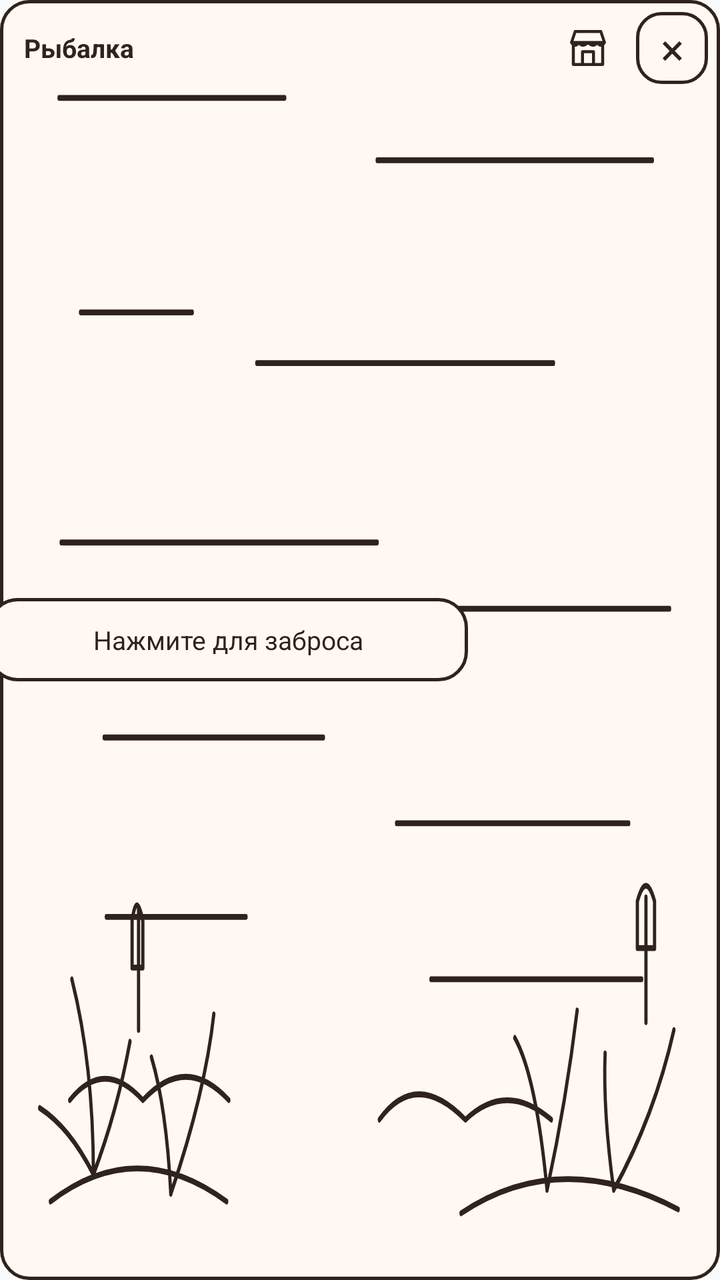
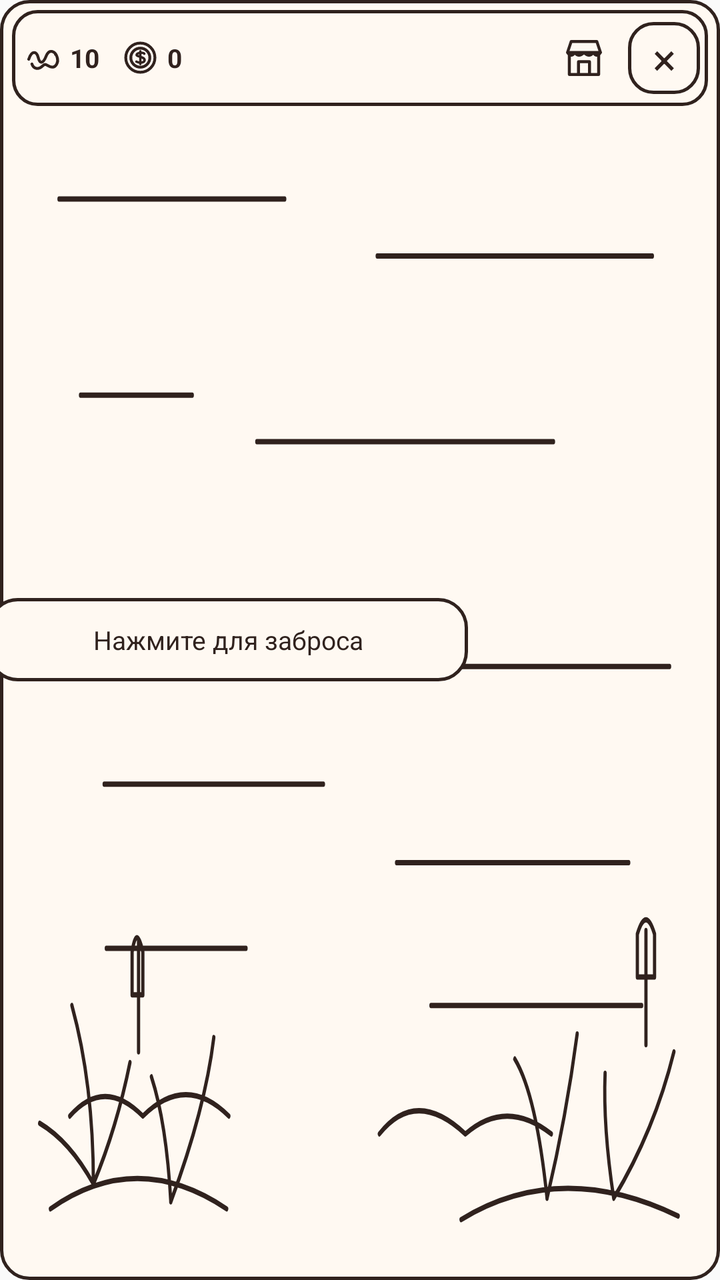

The first picture is an Android layout as it rendered before a commit; the second is the same layout after the commit. The layout source and the unified diff follow.
<!-- AndroidManifest.xml: application theme android:Theme.Material.Light.NoActionBar -->
<!-- res/layout/view_chteico_fishing.xml -->
<?xml version="1.0" encoding="utf-8"?>
<FrameLayout xmlns:android="http://schemas.android.com/apk/res/android"
 android:id="@+id/fishing_root" android:layout_width="match_parent" android:layout_height="match_parent"
 android:background="@drawable/bg_fishing_stage" android:clipChildren="false" android:clipToPadding="false">
 <ImageView android:id="@+id/fishing_pond" android:layout_width="match_parent" android:layout_height="match_parent"
  android:layout_margin="8dp" android:scaleType="fitXY" android:src="@drawable/ic_fishing_pond" android:contentDescription="Контурный водоём"/>
 <TextView android:id="@+id/fishing_hud" android:layout_width="wrap_content" android:layout_height="36dp"
  android:layout_gravity="top|left" android:layout_marginLeft="12dp" android:layout_marginTop="6dp"
  android:gravity="center_vertical" android:textSize="13sp" android:textStyle="bold" android:textColor="#30221E" android:text="Рыбалка"/>
 <ImageView android:id="@+id/fishing_shop" android:layout_width="36dp" android:layout_height="36dp"
  android:layout_gravity="top|right" android:layout_marginRight="48dp" android:layout_marginTop="6dp"
  android:padding="7dp" android:src="@drawable/ic_fishing_shop" android:contentDescription="Магазин рыбалки"/>
 <TextView android:id="@+id/fishing_close" android:layout_width="36dp" android:layout_height="36dp"
  android:layout_gravity="top|right" android:layout_marginTop="6dp" android:layout_marginRight="6dp"
  android:gravity="center" android:background="@drawable/bg_fishing_outline"
  android:text="×" android:textColor="#30221E" android:textSize="22sp" android:contentDescription="Закрыть рыбалку"/>
 
 <FrameLayout android:id="@+id/fishing_cast_meter" android:layout_width="34dp" android:layout_height="220dp"
  android:layout_gravity="top|right" android:layout_marginTop="67dp" android:layout_marginRight="14dp"
  android:background="@drawable/bg_fishing_track" android:visibility="gone">
   <ImageView android:id="@+id/fishing_cast_optimum" android:layout_width="match_parent" android:layout_height="24dp"
    android:src="@drawable/bg_fishing_accent" android:contentDescription="Удвоенная зона идеального заброса 80 процентов"/>
   <ImageView android:id="@+id/fishing_cast_indicator" android:layout_width="match_parent" android:layout_height="5dp"
    android:src="@drawable/bg_fishing_marker" android:contentDescription="Бегущий индикатор заброса"/>
 </FrameLayout>
 <TextView android:id="@+id/fishing_cast_feedback" android:layout_width="wrap_content" android:layout_height="wrap_content"
  android:layout_gravity="center_horizontal|top" android:layout_marginTop="80dp"
  android:textSize="20sp" android:textStyle="bold" android:visibility="gone" android:text="Супер!"/>
 <ImageView android:id="@+id/fishing_bobber" android:layout_width="36dp" android:layout_height="48dp"
  android:src="@drawable/ic_fishing_bobber" android:contentDescription="Поплавок" android:visibility="gone"/>
 <ImageView android:id="@+id/fishing_wave_1" android:layout_width="72dp" android:layout_height="72dp"
  android:src="@drawable/ic_fishing_ripple" android:visibility="gone" android:contentDescription="Контурные волны"/>
 <ImageView android:id="@+id/fishing_wave_2" android:layout_width="72dp" android:layout_height="72dp"
  android:src="@drawable/ic_fishing_ripple" android:visibility="gone"/>
 <ImageView android:id="@+id/fishing_bite_ring" android:layout_width="76dp" android:layout_height="76dp"
  android:visibility="gone" android:contentDescription="Убывающий круг времени поклёвки"/>
 <TextView android:id="@+id/fishing_bite_message" android:layout_width="match_parent" android:layout_height="wrap_content"
  android:layout_gravity="top|center_horizontal" android:layout_marginTop="57dp"
  android:gravity="center" android:textSize="17sp" android:textStyle="bold" android:text="Рыба клюнула!"
  android:visibility="gone"/>
 
 <FrameLayout android:id="@+id/fishing_catch_panel" android:layout_width="120dp" android:layout_height="match_parent"
  android:layout_gravity="right|center_vertical" android:layout_marginRight="6dp"
  android:background="@drawable/bg_fishing_stage" android:visibility="gone">
   <FrameLayout android:id="@+id/fishing_track" android:layout_width="76dp" android:layout_height="match_parent"
    android:layout_gravity="right|center_vertical" android:layout_marginTop="10dp" android:layout_marginBottom="26dp"
    android:layout_marginRight="12dp" android:background="@drawable/bg_fishing_track" android:clipChildren="false">
    <ImageView android:id="@+id/fishing_zone" android:layout_width="match_parent" android:layout_height="72dp"
     android:src="@drawable/bg_fishing_accent" android:contentDescription="Акцентная зона поимки"/>
    <ImageView android:id="@+id/fishing_fish" android:layout_width="42dp" android:layout_height="48dp"
     android:layout_gravity="left|top" android:layout_marginLeft="17dp"
     android:src="@drawable/ic_fishing_catch_silhouette" android:contentDescription="Тёмный силуэт улова"/>
    
    <ImageView android:id="@+id/fishing_catch_shimmer" android:layout_width="62dp" android:layout_height="62dp"
     android:src="@drawable/ic_fishing_sparkles" android:visibility="gone"
     android:contentDescription="Мерцающий шлейф"/>
    <ImageView android:id="@+id/fishing_catch_shimmer_trail" android:layout_width="62dp" android:layout_height="62dp"
     android:src="@drawable/ic_fishing_sparkles" android:visibility="gone"/>
   </FrameLayout>
   <ProgressBar android:id="@+id/fishing_catch_progress" style="?android:attr/progressBarStyleHorizontal"
    android:layout_width="match_parent" android:layout_height="9dp" android:layout_gravity="bottom"
    android:layout_marginLeft="16dp" android:layout_marginRight="16dp" android:layout_marginBottom="11dp"
    android:progressDrawable="@drawable/bg_fishing_progress" android:max="100" android:progress="0" android:visibility="gone"/>
 </FrameLayout>
 <LinearLayout android:id="@+id/fishing_result_panel" android:orientation="vertical"
  android:layout_width="match_parent" android:layout_height="match_parent"
  android:layout_gravity="center" android:layout_marginLeft="0dp" android:layout_marginRight="0dp"
  android:gravity="center" android:padding="14dp" android:background="@drawable/bg_fishing_stage"
  android:visibility="gone">
  <TextView android:id="@+id/fishing_result_title" android:layout_width="wrap_content" android:layout_height="wrap_content"
   android:text="Рыба поймана!" android:textStyle="bold" android:textSize="19sp" android:textColor="#30221E"/>
  <FrameLayout android:layout_width="match_parent" android:layout_height="136dp">
   <ImageView android:id="@+id/fishing_result_fish" android:layout_width="120dp" android:layout_height="76dp"
    android:layout_gravity="center" android:scaleType="fitCenter" android:src="@drawable/ic_fishing_fish_rare"
    android:contentDescription="Горизонтальная рыба, размер по массе"/>
   <ImageView android:id="@+id/fishing_result_shimmer" android:layout_width="160dp" android:layout_height="125dp"
    android:layout_gravity="center" android:src="@drawable/ic_fishing_sparkles"
    android:visibility="gone" android:contentDescription="Мерцающие блёстки вокруг улова"/>
   <ImageView android:id="@+id/fishing_result_shimmer_trail" android:layout_width="160dp" android:layout_height="125dp"
    android:layout_gravity="center" android:src="@drawable/ic_fishing_sparkles" android:visibility="gone"/>
  </FrameLayout>
  <TextView android:id="@+id/fishing_result_rarity" android:layout_width="wrap_content" android:layout_height="wrap_content"
   android:text="Редкая" android:textStyle="bold" android:textSize="17sp"/>
  <TextView android:id="@+id/fishing_result_mass" android:layout_width="wrap_content" android:layout_height="wrap_content"
   android:layout_marginTop="5dp" android:text="Масса" android:textSize="16sp" android:textColor="#30221E"/>
  <TextView android:id="@+id/fishing_result_rewards" android:layout_width="wrap_content" android:layout_height="wrap_content"
   android:layout_marginTop="5dp" android:text="XP · золото" android:textSize="15sp" android:textStyle="bold" android:textColor="#30221E"/>
  <TextView android:id="@+id/fishing_result_continue" android:layout_width="match_parent" android:layout_height="48dp"
   android:layout_marginTop="16dp" android:layout_marginLeft="30dp" android:layout_marginRight="30dp"
   android:gravity="center" android:clickable="true" android:focusable="true"
   android:background="@drawable/bg_fishing_outline" android:text="Продолжить"
   android:textColor="#30221E" android:textStyle="bold" android:textSize="16sp"/>
 </LinearLayout>
 
 <TextView android:id="@+id/fishing_status" android:layout_width="240dp" android:layout_height="wrap_content"
  android:layout_gravity="center" android:layout_marginRight="66dp" android:padding="12dp"
  android:gravity="center" android:maxLines="4" android:background="@drawable/bg_fishing_stage"
  android:text="Нажмите для заброса" android:textSize="13sp" android:textColor="#30221E"/>
</FrameLayout>
<!-- resources referenced by this layout -->
<resources>
  <!-- drawable bg_fishing_accent (drawable) -->
  <?xml version="1.0" encoding="utf-8"?>
  <shape xmlns:android="http://schemas.android.com/apk/res/android" android:shape="rectangle">
   <solid android:color="#16A34A"/><corners android:radius="5dp"/>
  </shape>
  <!-- drawable bg_fishing_marker (drawable) -->
  <?xml version="1.0" encoding="utf-8"?>
  <shape xmlns:android="http://schemas.android.com/apk/res/android" android:shape="rectangle">
   <solid android:color="#16A34A"/><corners android:radius="2dp"/>
  </shape>
  <!-- drawable bg_fishing_outline (drawable) -->
  <?xml version="1.0" encoding="utf-8"?>
  <shape xmlns:android="http://schemas.android.com/apk/res/android" android:shape="rectangle">
   <solid android:color="@android:color/transparent"/><stroke android:width="1.5dp" android:color="#30221E"/><corners android:radius="12dp"/>
  </shape>
  <!-- drawable bg_fishing_progress (drawable) -->
  <?xml version="1.0" encoding="utf-8"?>
  <layer-list xmlns:android="http://schemas.android.com/apk/res/android">
   <item><shape><solid android:color="#18000000"/><corners android:radius="6dp"/></shape></item>
   <item android:id="@android:id/progress"><clip><shape><solid android:color="#16A34A"/><corners android:radius="6dp"/></shape></clip></item>
  </layer-list>
  <!-- drawable bg_fishing_stage (drawable) -->
  <?xml version="1.0" encoding="utf-8"?>
  <shape xmlns:android="http://schemas.android.com/apk/res/android" android:shape="rectangle">
   <solid android:color="#FFF9F2"/><stroke android:width="1.5dp" android:color="#30221E"/>
   <corners android:radius="14dp"/>
  </shape>
  <!-- drawable bg_fishing_track (drawable) -->
  <?xml version="1.0" encoding="utf-8"?>
  <shape xmlns:android="http://schemas.android.com/apk/res/android" android:shape="rectangle">
   <solid android:color="#22FFFFFF"/><stroke android:width="1.5dp" android:color="#30221E"/><corners android:radius="10dp"/>
  </shape>
  <!-- drawable ic_fishing_ripple (drawable) -->
  <?xml version="1.0" encoding="utf-8"?>
  <vector xmlns:android="http://schemas.android.com/apk/res/android"
   android:width="72dp" android:height="72dp" android:viewportWidth="72" android:viewportHeight="72">
   <path android:fillColor="@android:color/transparent" android:strokeColor="#30221E" android:strokeWidth="1.4"
    android:pathData="M36,23 A13,13 0,1 1,35.99 23 M36,12 A24,24 0,1 1,35.99 12"/>
  </vector>
  <!-- drawable ic_fishing_shop (drawable) -->
  <?xml version="1.0" encoding="utf-8"?>
  <vector xmlns:android="http://schemas.android.com/apk/res/android" android:width="24dp" android:height="24dp"
   android:viewportWidth="24" android:viewportHeight="24">
   <path android:fillColor="@android:color/transparent" android:strokeColor="#30221E" android:strokeWidth="1.6"
    android:strokeLineJoin="round" android:strokeLineCap="round"
    android:pathData="M4,9 L4,21 L20,21 L20,9 M3,9 L5,3 L19,3 L21,9 Z M3,9 Q5,12 7,9 Q9,12 12,9 Q15,12 17,9 Q19,12 21,9 M9,21 L9,14 L15,14 L15,21"/>
  </vector>
  <!-- unchanged entries left out for length: 5 -->
</resources>

<!-- the commit's change to res/layout/view_chteico_fishing.xml (unified diff, before → after) -->
@@ -2,29 +2,43 @@
 <FrameLayout xmlns:android="http://schemas.android.com/apk/res/android"
  android:id="@+id/fishing_root" android:layout_width="match_parent" android:layout_height="match_parent"
  android:background="@drawable/bg_fishing_stage" android:clipChildren="false" android:clipToPadding="false">
+ 
  <ImageView android:id="@+id/fishing_pond" android:layout_width="match_parent" android:layout_height="match_parent"
-  android:layout_margin="8dp" android:scaleType="fitXY" android:src="@drawable/ic_fishing_pond" android:contentDescription="Контурный водоём"/>
- <TextView android:id="@+id/fishing_hud" android:layout_width="wrap_content" android:layout_height="36dp"
-  android:layout_gravity="top|left" android:layout_marginLeft="12dp" android:layout_marginTop="6dp"
-  android:gravity="center_vertical" android:textSize="13sp" android:textStyle="bold" android:textColor="#30221E" android:text="Рыбалка"/>
- <ImageView android:id="@+id/fishing_shop" android:layout_width="36dp" android:layout_height="36dp"
-  android:layout_gravity="top|right" android:layout_marginRight="48dp" android:layout_marginTop="6dp"
-  android:padding="7dp" android:src="@drawable/ic_fishing_shop" android:contentDescription="Магазин рыбалки"/>
- <TextView android:id="@+id/fishing_close" android:layout_width="36dp" android:layout_height="36dp"
-  android:layout_gravity="top|right" android:layout_marginTop="6dp" android:layout_marginRight="6dp"
-  android:gravity="center" android:background="@drawable/bg_fishing_outline"
-  android:text="×" android:textColor="#30221E" android:textSize="22sp" android:contentDescription="Закрыть рыбалку"/>
+  android:layout_marginLeft="8dp" android:layout_marginRight="8dp" android:layout_marginTop="62dp" android:layout_marginBottom="7dp"
+  android:scaleType="fitXY" android:src="@drawable/ic_fishing_pond" android:contentDescription="Контурный водоём"/>
+ <LinearLayout android:id="@+id/fishing_toolbar" android:layout_width="match_parent" android:layout_height="48dp"
+  android:layout_gravity="top" android:layout_marginLeft="6dp" android:layout_marginRight="6dp"
+  android:layout_marginTop="5dp" android:gravity="center_vertical" android:paddingLeft="6dp" android:paddingRight="4dp"
+  android:orientation="horizontal" android:background="@drawable/bg_fishing_outline">
+  <ImageView android:id="@+id/fishing_bait_icon" android:layout_width="19dp" android:layout_height="19dp"
+   android:src="@drawable/ic_fishing_bait_counter" android:contentDescription="Наживки"/>
+  <TextView android:id="@+id/fishing_hud" android:layout_width="wrap_content" android:layout_height="match_parent"
+   android:layout_marginLeft="4dp" android:gravity="center_vertical" android:textSize="13sp" android:textStyle="bold"
+   android:textColor="#30221E" android:text="10" android:contentDescription="Количество наживок"/>
+  <ImageView android:id="@+id/fishing_gold_icon" android:layout_width="19dp" android:layout_height="19dp"
+   android:layout_marginLeft="11dp" android:src="@drawable/ic_fishing_gold_counter" android:contentDescription="Золото"/>
+  <TextView android:id="@+id/fishing_gold_count" android:layout_width="wrap_content" android:layout_height="match_parent"
+   android:layout_marginLeft="4dp" android:gravity="center_vertical" android:textSize="13sp" android:textStyle="bold"
+   android:textColor="#30221E" android:text="0" android:contentDescription="Количество золота"/>
+  <View android:layout_width="0dp" android:layout_height="1dp" android:layout_weight="1"/>
+  <ImageView android:id="@+id/fishing_shop" android:layout_width="36dp" android:layout_height="36dp"
+   android:layout_marginRight="4dp" android:padding="7dp" android:src="@drawable/ic_fishing_shop"
+   android:contentDescription="Магазин рыбалки"/>
+  <TextView android:id="@+id/fishing_close" android:layout_width="36dp" android:layout_height="36dp"
+   android:gravity="center" android:background="@drawable/bg_fishing_outline"
+   android:text="×" android:textColor="#30221E" android:textSize="22sp" android:contentDescription="Закрыть рыбалку"/>
+ </LinearLayout>
  
  <FrameLayout android:id="@+id/fishing_cast_meter" android:layout_width="34dp" android:layout_height="220dp"
-  android:layout_gravity="top|right" android:layout_marginTop="67dp" android:layout_marginRight="14dp"
+  android:layout_gravity="top|right" android:layout_marginTop="77dp" android:layout_marginRight="14dp"
   android:background="@drawable/bg_fishing_track" android:visibility="gone">
-   <ImageView android:id="@+id/fishing_cast_optimum" android:layout_width="match_parent" android:layout_height="24dp"
-    android:src="@drawable/bg_fishing_accent" android:contentDescription="Удвоенная зона идеального заброса 80 процентов"/>
-   <ImageView android:id="@+id/fishing_cast_indicator" android:layout_width="match_parent" android:layout_height="5dp"
-    android:src="@drawable/bg_fishing_marker" android:contentDescription="Бегущий индикатор заброса"/>
+  <ImageView android:id="@+id/fishing_cast_optimum" android:layout_width="match_parent" android:layout_height="24dp"
+   android:src="@drawable/bg_fishing_accent" android:contentDescription="Зона идеального заброса 80 процентов"/>
+  <ImageView android:id="@+id/fishing_cast_indicator" android:layout_width="match_parent" android:layout_height="5dp"
+   android:src="@drawable/bg_fishing_marker" android:contentDescription="Бегущий индикатор заброса"/>
  </FrameLayout>
  <TextView android:id="@+id/fishing_cast_feedback" android:layout_width="wrap_content" android:layout_height="wrap_content"
-  android:layout_gravity="center_horizontal|top" android:layout_marginTop="80dp"
+  android:layout_gravity="center_horizontal|top" android:layout_marginTop="86dp"
   android:textSize="20sp" android:textStyle="bold" android:visibility="gone" android:text="Супер!"/>
  <ImageView android:id="@+id/fishing_bobber" android:layout_width="36dp" android:layout_height="48dp"
   android:src="@drawable/ic_fishing_bobber" android:contentDescription="Поплавок" android:visibility="gone"/>
@@ -35,38 +49,42 @@
  <ImageView android:id="@+id/fishing_bite_ring" android:layout_width="76dp" android:layout_height="76dp"
   android:visibility="gone" android:contentDescription="Убывающий круг времени поклёвки"/>
  <TextView android:id="@+id/fishing_bite_message" android:layout_width="match_parent" android:layout_height="wrap_content"
-  android:layout_gravity="top|center_horizontal" android:layout_marginTop="57dp"
+  android:layout_gravity="top|center_horizontal" android:layout_marginTop="71dp"
   android:gravity="center" android:textSize="17sp" android:textStyle="bold" android:text="Рыба клюнула!"
   android:visibility="gone"/>
  
  <FrameLayout android:id="@+id/fishing_catch_panel" android:layout_width="120dp" android:layout_height="match_parent"
-  android:layout_gravity="right|center_vertical" android:layout_marginRight="6dp"
-  android:background="@drawable/bg_fishing_stage" android:visibility="gone">
-   <FrameLayout android:id="@+id/fishing_track" android:layout_width="76dp" android:layout_height="match_parent"
-    android:layout_gravity="right|center_vertical" android:layout_marginTop="10dp" android:layout_marginBottom="26dp"
-    android:layout_marginRight="12dp" android:background="@drawable/bg_fishing_track" android:clipChildren="false">
-    <ImageView android:id="@+id/fishing_zone" android:layout_width="match_parent" android:layout_height="72dp"
-     android:src="@drawable/bg_fishing_accent" android:contentDescription="Акцентная зона поимки"/>
-    <ImageView android:id="@+id/fishing_fish" android:layout_width="42dp" android:layout_height="48dp"
-     android:layout_gravity="left|top" android:layout_marginLeft="17dp"
-     android:src="@drawable/ic_fishing_catch_silhouette" android:contentDescription="Тёмный силуэт улова"/>
-    
-    <ImageView android:id="@+id/fishing_catch_shimmer" android:layout_width="62dp" android:layout_height="62dp"
-     android:src="@drawable/ic_fishing_sparkles" android:visibility="gone"
-     android:contentDescription="Мерцающий шлейф"/>
-    <ImageView android:id="@+id/fishing_catch_shimmer_trail" android:layout_width="62dp" android:layout_height="62dp"
-     android:src="@drawable/ic_fishing_sparkles" android:visibility="gone"/>
-   </FrameLayout>
-   <ProgressBar android:id="@+id/fishing_catch_progress" style="?android:attr/progressBarStyleHorizontal"
-    android:layout_width="match_parent" android:layout_height="9dp" android:layout_gravity="bottom"
-    android:layout_marginLeft="16dp" android:layout_marginRight="16dp" android:layout_marginBottom="11dp"
-    android:progressDrawable="@drawable/bg_fishing_progress" android:max="100" android:progress="0" android:visibility="gone"/>
+  android:layout_gravity="right|center_vertical" android:layout_marginTop="62dp" android:layout_marginBottom="7dp"
+  android:layout_marginRight="6dp" android:background="@drawable/bg_fishing_stage" android:visibility="gone">
+  <TextView android:id="@+id/fishing_catch_header" android:layout_width="match_parent" android:layout_height="44dp"
+   android:layout_gravity="top" android:gravity="center" android:text="Вываживание"
+   android:textSize="12sp" android:textStyle="bold" android:textColor="#30221E"/>
+  
+  <FrameLayout android:id="@+id/fishing_catch_progress" android:layout_width="13dp" android:layout_height="match_parent"
+   android:layout_gravity="left|center_vertical" android:layout_marginTop="54dp" android:layout_marginBottom="16dp"
+   android:layout_marginLeft="10dp" android:padding="2dp" android:background="@drawable/bg_fishing_track"
+   android:contentDescription="Вертикальный прогресс поимки">
+   <View android:id="@+id/fishing_catch_progress_fill" android:layout_width="match_parent" android:layout_height="0dp"
+    android:layout_gravity="bottom" android:background="@drawable/bg_fishing_accent"/>
+  </FrameLayout>
+  <FrameLayout android:id="@+id/fishing_track" android:layout_width="76dp" android:layout_height="match_parent"
+   android:layout_gravity="right|center_vertical" android:layout_marginTop="54dp" android:layout_marginBottom="16dp"
+   android:layout_marginRight="7dp" android:background="@drawable/bg_fishing_track" android:clipChildren="false">
+   <ImageView android:id="@+id/fishing_zone" android:layout_width="match_parent" android:layout_height="72dp"
+    android:src="@drawable/bg_fishing_accent" android:contentDescription="Акцентная зона поимки"/>
+   <ImageView android:id="@+id/fishing_fish" android:layout_width="42dp" android:layout_height="48dp"
+    android:layout_gravity="left|top" android:layout_marginLeft="17dp"
+    android:src="@drawable/ic_fishing_catch_silhouette" android:contentDescription="Тёмный силуэт улова"/>
+   <ImageView android:id="@+id/fishing_catch_shimmer" android:layout_width="62dp" android:layout_height="62dp"
+    android:src="@drawable/ic_fishing_sparkles" android:visibility="gone" android:contentDescription="Мерцающий шлейф"/>
+   <ImageView android:id="@+id/fishing_catch_shimmer_trail" android:layout_width="62dp" android:layout_height="62dp"
+    android:src="@drawable/ic_fishing_sparkles" android:visibility="gone"/>
+  </FrameLayout>
  </FrameLayout>
  <LinearLayout android:id="@+id/fishing_result_panel" android:orientation="vertical"
   android:layout_width="match_parent" android:layout_height="match_parent"
-  android:layout_gravity="center" android:layout_marginLeft="0dp" android:layout_marginRight="0dp"
-  android:gravity="center" android:padding="14dp" android:background="@drawable/bg_fishing_stage"
-  android:visibility="gone">
+  android:layout_gravity="center" android:gravity="center" android:padding="14dp"
+  android:background="@drawable/bg_fishing_stage" android:visibility="gone">
   <TextView android:id="@+id/fishing_result_title" android:layout_width="wrap_content" android:layout_height="wrap_content"
    android:text="Рыба поймана!" android:textStyle="bold" android:textSize="19sp" android:textColor="#30221E"/>
   <FrameLayout android:layout_width="match_parent" android:layout_height="136dp">
@@ -91,7 +109,6 @@
    android:background="@drawable/bg_fishing_outline" android:text="Продолжить"
    android:textColor="#30221E" android:textStyle="bold" android:textSize="16sp"/>
  </LinearLayout>
- 
  <TextView android:id="@+id/fishing_status" android:layout_width="240dp" android:layout_height="wrap_content"
   android:layout_gravity="center" android:layout_marginRight="66dp" android:padding="12dp"
   android:gravity="center" android:maxLines="4" android:background="@drawable/bg_fishing_stage"
<!-- resource entries referenced after the edit -->
@@ -15,12 +15,6 @@
   <shape xmlns:android="http://schemas.android.com/apk/res/android" android:shape="rectangle">
    <solid android:color="@android:color/transparent"/><stroke android:width="1.5dp" android:color="#30221E"/><corners android:radius="12dp"/>
   </shape>
-  <!-- drawable bg_fishing_progress (drawable) -->
-  <?xml version="1.0" encoding="utf-8"?>
-  <layer-list xmlns:android="http://schemas.android.com/apk/res/android">
-   <item><shape><solid android:color="#18000000"/><corners android:radius="6dp"/></shape></item>
-   <item android:id="@android:id/progress"><clip><shape><solid android:color="#16A34A"/><corners android:radius="6dp"/></shape></clip></item>
-  </layer-list>
   <!-- drawable bg_fishing_stage (drawable) -->
   <?xml version="1.0" encoding="utf-8"?>
   <shape xmlns:android="http://schemas.android.com/apk/res/android" android:shape="rectangle">
@@ -32,6 +26,25 @@
   <shape xmlns:android="http://schemas.android.com/apk/res/android" android:shape="rectangle">
    <solid android:color="#22FFFFFF"/><stroke android:width="1.5dp" android:color="#30221E"/><corners android:radius="10dp"/>
   </shape>
+  <!-- drawable ic_fishing_bait_counter (drawable) -->
+  <?xml version="1.0" encoding="utf-8"?>
+  <vector xmlns:android="http://schemas.android.com/apk/res/android" android:width="24dp" android:height="24dp"
+   android:viewportWidth="24" android:viewportHeight="24">
+   <path android:fillColor="@android:color/transparent" android:strokeColor="#30221E" android:strokeWidth="1.8"
+    android:strokeLineCap="round" android:strokeLineJoin="round"
+    android:pathData="M3,13 C5,7 8,8 9,12 C10,16 12,16 14,11 C16,6 20,8 21,12 C22,15 20,18 18,18 C15,18 14,15 12,17 C9,20 6,19 5,16"/>
+   <path android:fillColor="#30221E" android:pathData="M19,10 A0.8,0.8 0,1 0,20.6 10 A0.8,0.8 0,1 0,19 10"/>
+  </vector>
+  <!-- drawable ic_fishing_gold_counter (drawable) -->
+  <?xml version="1.0" encoding="utf-8"?>
+  <vector xmlns:android="http://schemas.android.com/apk/res/android" android:width="24dp" android:height="24dp"
+   android:viewportWidth="24" android:viewportHeight="24">
+   <path android:fillColor="@android:color/transparent" android:strokeColor="#30221E" android:strokeWidth="1.8"
+    android:pathData="M12,2.8 A9.2,9.2 0,1 0,12 21.2 A9.2,9.2 0,1 0,12 2.8 M12,6 A6,6 0,1 0,12 18 A6,6 0,1 0,12 6"/>
+   <path android:fillColor="@android:color/transparent" android:strokeColor="#30221E" android:strokeWidth="1.5"
+    android:strokeLineCap="round" android:strokeLineJoin="round"
+    android:pathData="M12,8 L12,16 M14.5,9.5 C14,8.7 10.2,8.7 9.7,10 C9,11.5 15,11.2 14.7,13.7 C14.4,15.5 11.2,15.4 9.5,14.5"/>
+  </vector>
   <!-- drawable ic_fishing_ripple (drawable) -->
   <?xml version="1.0" encoding="utf-8"?>
   <vector xmlns:android="http://schemas.android.com/apk/res/android"
